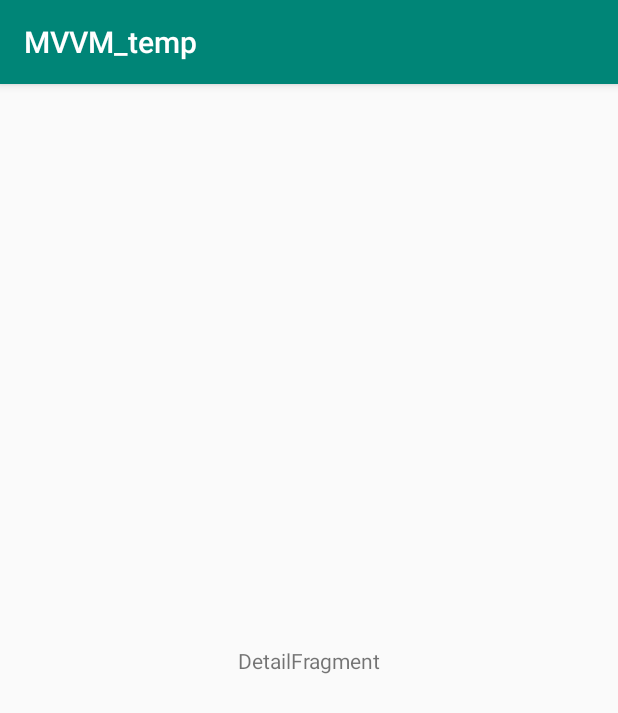
After one commit to pikohan-suzuki/MVVM_temp, an Android app: the fragment DetailFragment shown on its own in the app's theme, on a phone screen of 412 x 824 dp. The commit adds this screen. Shown: the top 713 px of the screen. Run offline under Robolectric (Android 15) with nearby library versions, the phone set to English and light mode, and no system bars.

Commit message:
add navigation

```diff
--- /dev/null
+++ b/app/src/main/java/com/amebaownd/pikohan_nwiatori/mvvm_temp/detail/DetailFragment.kt
@@ -0,0 +1,16 @@
+package com.amebaownd.pikohan_nwiatori.mvvm_temp.detail
+
+import android.os.Bundle
+import android.view.LayoutInflater
+import android.view.View
+import android.view.ViewGroup
+import androidx.fragment.app.Fragment
+import com.amebaownd.pikohan_nwiatori.mvvm_temp.R
+
+class DetailFragment :Fragment(){
+
+    override fun onCreateView(inflater: LayoutInflater, container: ViewGroup?, savedInstanceState: Bundle?
+    ): View? {
+        return inflater.inflate(R.layout.fragment_detail,container,false)
+    }
+}
--- /dev/null
+++ b/app/src/main/res/layout/fragment_detail.xml
@@ -0,0 +1,18 @@
+<?xml version="1.0" encoding="utf-8"?>
+<androidx.constraintlayout.widget.ConstraintLayout
+    xmlns:android="http://schemas.android.com/apk/res/android"
+    xmlns:app="http://schemas.android.com/apk/res-auto"
+    xmlns:tools="http://schemas.android.com/tools"
+    android:layout_width="match_parent"
+    android:layout_height="match_parent">
+
+    <TextView
+        android:id="@+id/textView"
+        android:layout_width="wrap_content"
+        android:layout_height="wrap_content"
+        android:text="DetailFragment"
+        app:layout_constraintBottom_toBottomOf="parent"
+        app:layout_constraintEnd_toEndOf="parent"
+        app:layout_constraintStart_toStartOf="parent"
+        app:layout_constraintTop_toTopOf="parent" />
+</androidx.constraintlayout.widget.ConstraintLayout>
```
Also changed, not shown: app/src/main/java/com/amebaownd/pikohan_nwiatori/mvvm_temp/MainActivity.kt (+10 -0 lines), app/src/main/java/com/amebaownd/pikohan_nwiatori/mvvm_temp/add/AddFragment.kt (added, +16 -0 lines), app/src/main/java/com/amebaownd/pikohan_nwiatori/mvvm_temp/list/ListFragment.kt (added, +16 -0 lines), app/src/main/res/layout/activity_main.xml (+4 -11 lines), app/src/main/res/layout/fragment_add.xml (added, +18 -0 lines), app/src/main/res/layout/fragment_list.xml (added, +18 -0 lines).
